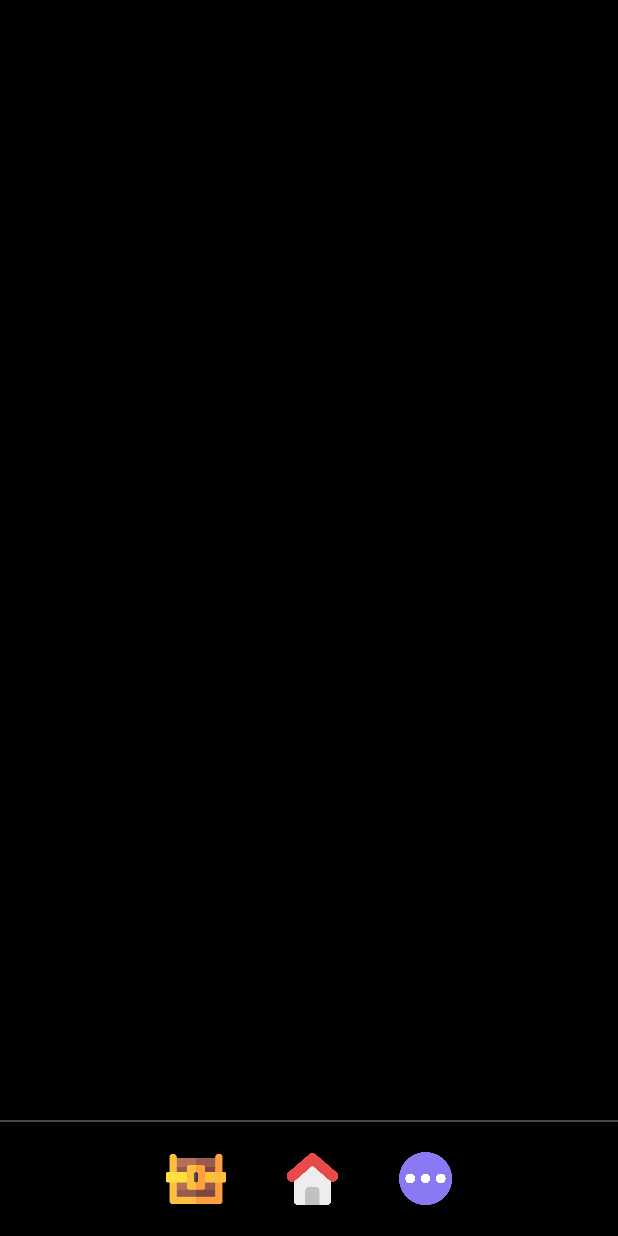
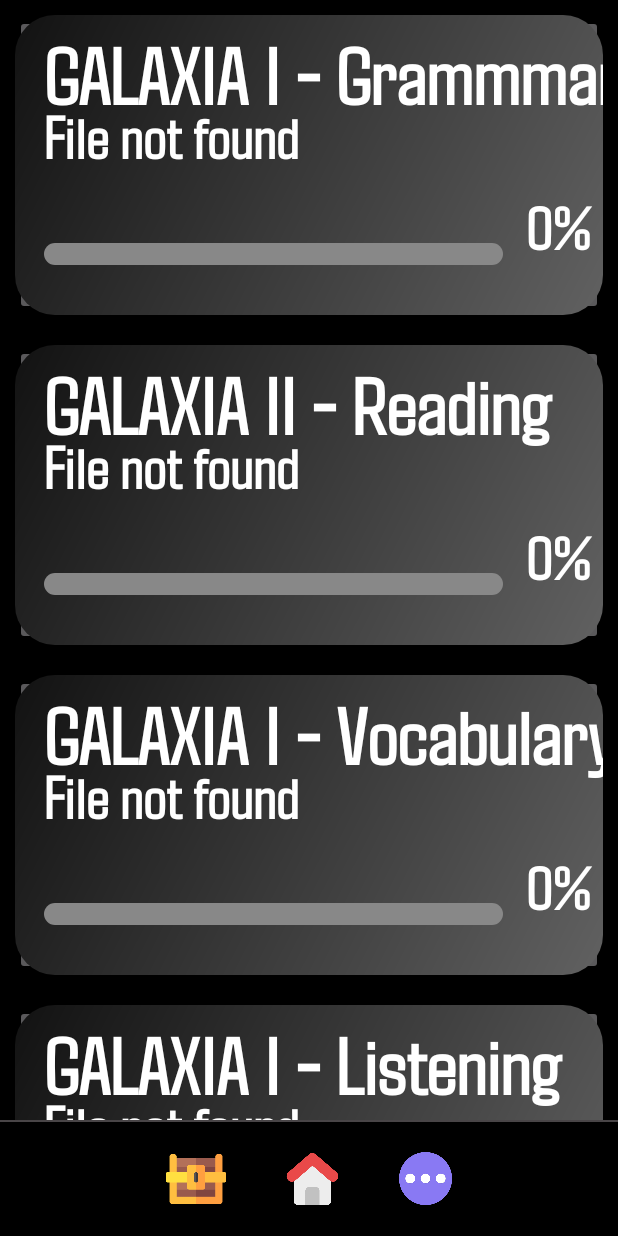
Before and after one commit to LiroSiza/RCS-Rocket-English, an Android app: the screen it shows after launch (MainActivity), on a phone screen of 412 x 824 dp. Run offline under Robolectric (Android 15) with nearby library versions, the phone set to English and light mode, and no system bars.

Commit message:
Galaxies Layout

```diff
--- a/app/src/main/java/com/rcs_rocket_english/MainActivity.java
+++ b/app/src/main/java/com/rcs_rocket_english/MainActivity.java
@@ -17,7 +17,7 @@ public class MainActivity extends AppCompatActivity implements NavigationMenu.On
     protected void onCreate(Bundle savedInstanceState) {
         super.onCreate(savedInstanceState);
         EdgeToEdge.enable(this);
-        setContentView(R.layout.activity_main);
+        setContentView(R.layout.galaxies);
         ViewCompat.setOnApplyWindowInsetsListener(findViewById(R.id.main), (v, insets) -> {
             Insets systemBars = insets.getInsets(WindowInsetsCompat.Type.systemBars());
             v.setPadding(systemBars.left, systemBars.top, systemBars.right, systemBars.bottom);
--- a/app/src/main/java/com/rcs_rocket_english/controls/Galaxy.java
+++ b/app/src/main/java/com/rcs_rocket_english/controls/Galaxy.java
@@ -25,7 +25,8 @@ public class Galaxy extends AppCompatButton {
     private LinearGradient gradient;
     private int width;
     private int height;
-    private float progress = 1F;
+    private float progress = 0F;
+    String descripción;
 
     public Galaxy(@NonNull Context context) {
         super(context);
@@ -62,6 +63,9 @@ public class Galaxy extends AppCompatButton {
         pDesc.setTypeface(typeface);
 
         pProg.setTypeface(typeface);
+
+        //leer de un archivo el progreso de la galaxia
+        descripción = "File not found";
     }
 
     public void setProgress(float progress) {
@@ -105,9 +109,11 @@ public class Galaxy extends AppCompatButton {
         canvas.drawRoundRect(rect3, 40f, 40f, pProgBarTotal);
 
         //Progress bar
-        pProgBar.setColor(Color.YELLOW);
-        RectF rect2 = new RectF(getWidth() / 20, getHeight() * 76 / 100, (width * 83 / 100) * progress, height - 50);
-        canvas.drawRoundRect(rect2, 40f, 40f, pProgBar);
+        if(progress != 0) {
+            pProgBar.setColor(Color.YELLOW);
+            RectF rect2 = new RectF(getWidth() / 20, getHeight() * 76 / 100, (width * 83 / 100) * progress, height - 50);
+            canvas.drawRoundRect(rect2, 40f, 40f, pProgBar);
+        }
 
 
         float textWidth = pTexto.measureText(getText().toString());
@@ -118,10 +124,10 @@ public class Galaxy extends AppCompatButton {
         //descripcion
 
 
-        float textWidth2 = pDesc.measureText("Pasado, presente y futuro en una cafetería");
+        float textWidth2 = pDesc.measureText(descripción);
         float textX2 = getWidth() / 20; // Center the text horizontally
         float textY2 = getHeight() * 48 / 100; // Center the text vertically
-        canvas.drawText("Pasado, presente y futuro en una cafetería", textX2, textY2, pDesc);
+        canvas.drawText(descripción, textX2, textY2, pDesc);
 
         //progreso
         String progressText = (int) (progress * 100) + "%";
--- a/app/src/main/res/layout/activity_main.xml
+++ b/app/src/main/res/layout/activity_main.xml
@@ -11,6 +11,10 @@
         android:foregroundGravity="center"
         android:layout_height="match_parent"
         android:layout_above="@id/navbarControl"/>
+
+
+
+
     <com.rcs_rocket_english.controls.NavigationMenu
         android:id="@+id/navbarControl"
         android:layout_width="match_parent"
--- /dev/null
+++ b/app/src/main/res/layout/galaxies.xml
@@ -0,0 +1,68 @@
+<?xml version="1.0" encoding="utf-8"?>
+<RelativeLayout xmlns:android="http://schemas.android.com/apk/res/android"
+    xmlns:app="http://schemas.android.com/apk/res-auto"
+    xmlns:tools="http://schemas.android.com/tools"
+    android:id="@+id/main" android:layout_width="match_parent"
+    android:layout_height="match_parent"
+    tools:context=".MainActivity"
+    android:background="@color/black">
+    <!---<FrameLayout android:id="@+id/fragment_container"
+        android:layout_width="match_parent"
+        android:foregroundGravity="center"
+        android:layout_height="match_parent"
+        android:layout_above="@id/navbarControl"/> -->
+
+    <ScrollView
+        android:layout_width="match_parent"
+        android:layout_height="match_parent"
+        android:id="@+id/scroll"
+        android:layout_alignParentTop="true"
+        android:layout_above="@id/navbarControl"
+
+        >
+        <LinearLayout
+            android:layout_width="match_parent"
+            android:layout_height="wrap_content"
+            android:orientation="vertical">
+
+            <com.rcs_rocket_english.controls.Galaxy
+                android:text="GALAXIA I - Grammmar"
+                android:layout_width="match_parent"
+                android:layout_height="200dp"
+                android:layout_margin="10dp"
+                />
+
+            <com.rcs_rocket_english.controls.Galaxy
+                android:text="GALAXIA II - Reading"
+                android:layout_width="match_parent"
+                android:layout_height="200dp"
+                android:layout_margin="10dp"
+                />
+
+            <com.rcs_rocket_english.controls.Galaxy
+                android:text="GALAXIA I - Vocabulary"
+                android:layout_width="match_parent"
+                android:layout_height="200dp"
+                android:layout_margin="10dp"
+                />
+
+            <com.rcs_rocket_english.controls.Galaxy
+                android:text="GALAXIA I - Listening"
+                android:layout_width="match_parent"
+                android:layout_height="200dp"
+                android:layout_margin="10dp"
+                />
+
+        </LinearLayout>
+
+
+    </ScrollView>
+
+
+    <com.rcs_rocket_english.controls.NavigationMenu
+        android:id="@+id/navbarControl"
+        android:layout_width="match_parent"
+        android:layout_height="wrap_content"
+        android:layout_alignParentBottom="true"/>
+
+</RelativeLayout>
```
Also changed, not shown: app/src/main/assets/fonts/OFL.txt (added, +93 -0 lines), app/src/main/assets/fonts/Agdasima-Bold.ttf (added), app/src/main/assets/fonts/Agdasima-Regular.ttf (added).
